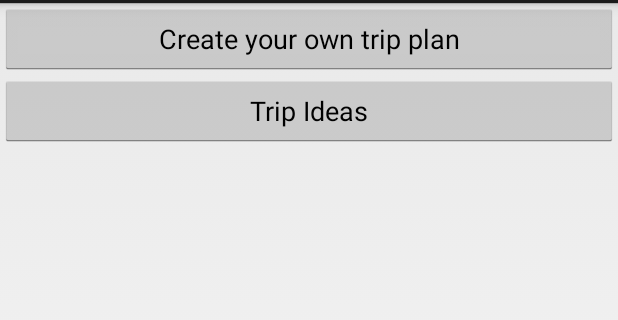
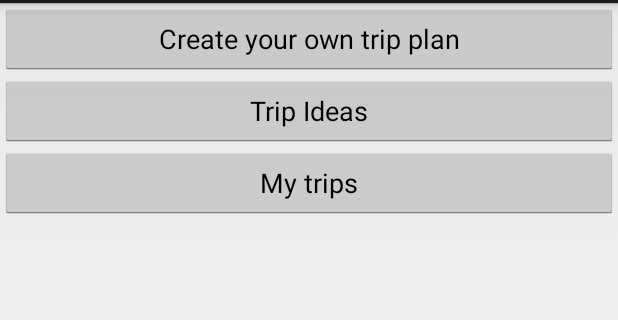
Before and after one commit to egibra/EAVJ, an Android app: the MainActivity screen opened directly, with no data from a screen before it, on a phone screen of 412 x 824 dp, the part 69-389 px from its top. Run offline under Robolectric (Android 15) with nearby library versions, the light colour scheme and no system bars.

Commit message:
Button to open trip list

```diff
--- a/app/src/main/AndroidManifest.xml
+++ b/app/src/main/AndroidManifest.xml
@@ -18,6 +18,7 @@
             </intent-filter>
         </activity>
         <activity android:name=".LoginActivity"></activity>
+        <activity android:name=".TripListActivity"></activity>
     </application>
 
 </manifest>
--- a/app/src/main/java/main/eavj/MainActivity.java
+++ b/app/src/main/java/main/eavj/MainActivity.java
@@ -2,6 +2,8 @@ package main.eavj;
 
 import android.app.Activity;
 import android.os.Bundle;
+import android.content.Intent;
+import android.view.View;
 //import android.os.Bundle;
 //import android.app.Activity;
 //import android.view.Menu;
@@ -20,6 +22,12 @@ public class MainActivity extends Activity {
     protected void onCreate(Bundle savedInstanceState) {
         super.onCreate(savedInstanceState);
         setContentView(R.layout.activity_main);
+    }
+
+    public void openTripListWindow(View view)
+    {
+        Intent intent = new Intent(this, TripListActivity.class);
+        startActivity(intent);
     }
 //        setContentView(R.layout.activity_main);
 //
--- a/app/src/main/res/layout/activity_main.xml
+++ b/app/src/main/res/layout/activity_main.xml
@@ -21,6 +21,11 @@
             android:layout_width="match_parent"
             android:layout_height="wrap_content"
             android:text="@string/tripIdeas" />
+        <Button
+            android:layout_width="match_parent"
+            android:layout_height="wrap_content"
+            android:onClick="openTripListWindow"
+            android:text="@string/tripList" />
 
     </LinearLayout>
 </android.support.constraint.ConstraintLayout>
--- a/app/src/main/res/layout/activity_trip_list.xml
+++ b/app/src/main/res/layout/activity_trip_list.xml
@@ -34,6 +34,8 @@
 
             <Button
                 android:id="@+id/button2"
+                android:textColor="@color/buttonTextColor"
+                android:background="@color/buttonColor"
                 android:layout_width="wrap_content"
                 android:layout_height="wrap_content"
                 android:layout_weight="1"
@@ -41,6 +43,8 @@
 
             <Button
                 android:id="@+id/button4"
+                android:textColor="@color/buttonTextColor"
+                android:background="@color/buttonColor"
                 android:layout_width="wrap_content"
                 android:layout_height="wrap_content"
                 android:layout_weight="1"
@@ -48,6 +52,8 @@
 
             <Button
                 android:id="@+id/button5"
+                android:textColor="@color/buttonTextColor"
+                android:background="@color/buttonColor"
                 android:layout_width="wrap_content"
                 android:layout_height="wrap_content"
                 android:layout_weight="1"
--- a/app/src/main/res/values/colors.xml
+++ b/app/src/main/res/values/colors.xml
@@ -3,4 +3,6 @@
     <color name="colorPrimary">#3F51B5</color>
     <color name="colorPrimaryDark">#303F9F</color>
     <color name="colorAccent">#303F9F</color>
+    <color name="buttonColor">#303F9F</color>
+    <color name="buttonTextColor">#FFFFFF</color>
 </resources>
```
Also changed, not shown: app/src/main/java/main/eavj/TripListActivity.java (added, +23 -0 lines).
